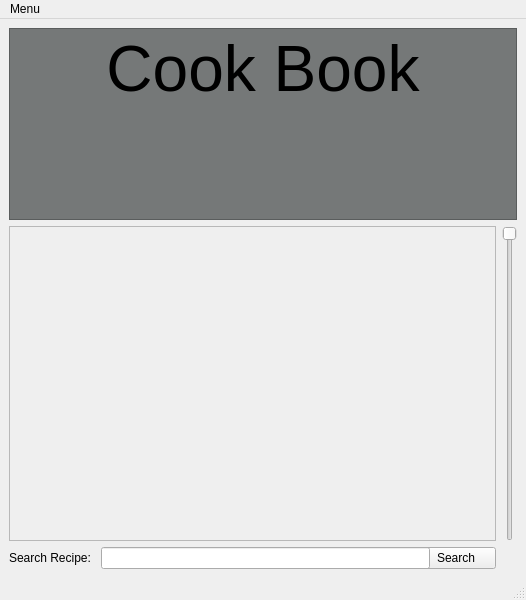
First picture: the form in mainwindow.ui, repository CraigPhayer/CS4076-Qt-project, before the edit.
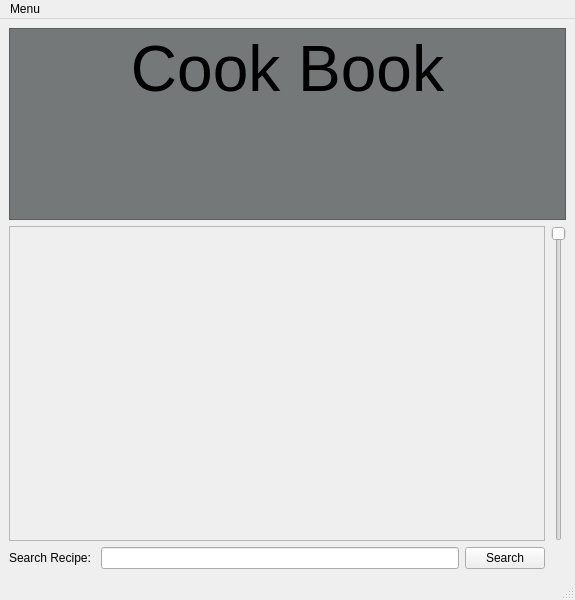
Second picture: the form after the edit.

Patch:
```diff
--- a/mainwindow.ui
+++ b/mainwindow.ui
@@ -6,7 +6,7 @@
    <rect>
     <x>0</x>
     <y>0</y>
-    <width>526</width>
+    <width>575</width>
     <height>600</height>
    </rect>
   </property>
@@ -92,8 +92,8 @@
         <rect>
          <x>0</x>
          <y>0</y>
-         <width>485</width>
-         <height>309</height>
+         <width>526</width>
+         <height>291</height>
         </rect>
        </property>
       </widget>
@@ -107,8 +107,8 @@
     <rect>
      <x>0</x>
      <y>0</y>
-     <width>526</width>
-     <height>21</height>
+     <width>575</width>
+     <height>25</height>
     </rect>
    </property>
    <widget class="QMenu" name="menuMenu">
```
Left out of the diff: 2 changed lines with no effect on the pictures.
